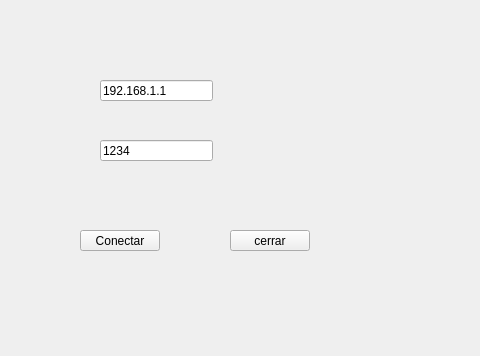
Above: client.ui from FloresVillar/QtCliente2 before the change; both pictures show x 0 to 480 and y 0 to 356 of the 800 by 600 pixel window. Below: the same form after it.
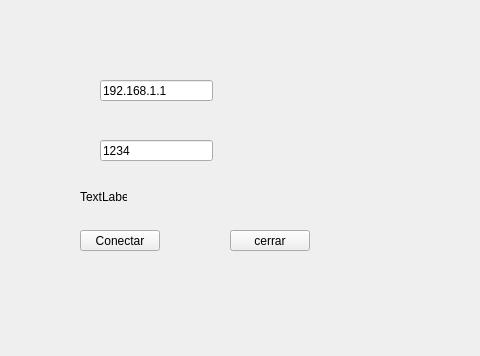
That is the form after the change.

Commit message: agregando conexion y canal

What changed in the file:
```diff
--- a/client.ui
+++ b/client.ui
@@ -65,6 +65,19 @@
     <string>cerrar</string>
    </property>
   </widget>
+  <widget class="QLabel" name="lbl_message">
+   <property name="geometry">
+    <rect>
+     <x>80</x>
+     <y>190</y>
+     <width>47</width>
+     <height>13</height>
+    </rect>
+   </property>
+   <property name="text">
+    <string>TextLabel</string>
+   </property>
+  </widget>
  </widget>
  <resources/>
  <connections/>
```
The commit also changes 2 other files.
